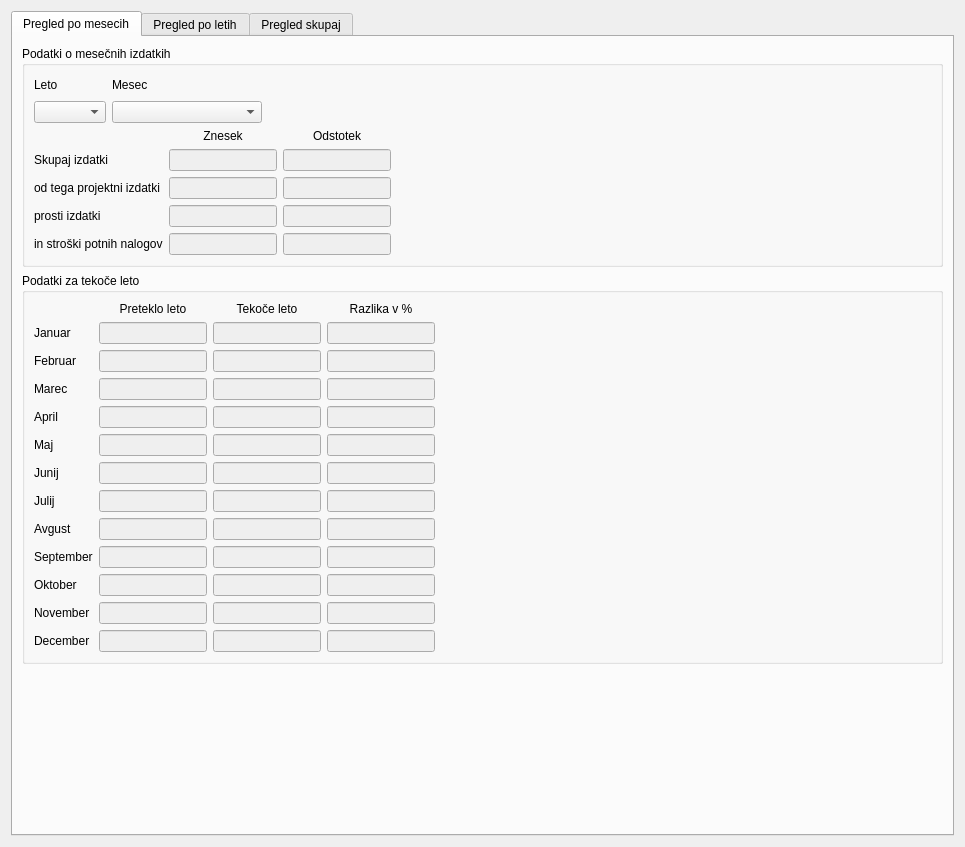
This is wid_izdatki.ui in bubi-luka/BubiRacun as Qt 5 draws it before an edit. The edited form follows.
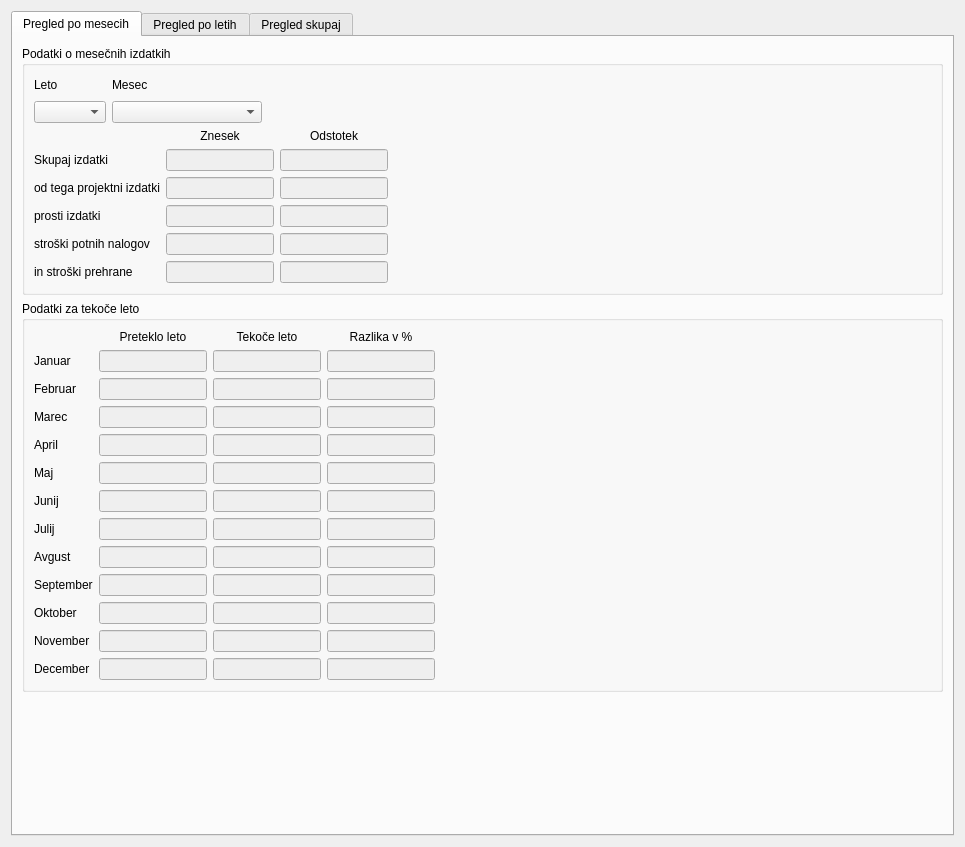
This is the edited form.

Commit message:
Merge branch 'feature/stroski-prehrane' into develop
Nova funkcija, ki belezi stroske prehrane, ki vplivajo na samo poslovanje.

# Please enter a commit message to explain why this merge is necessary,
# especially if it merges an updated upstream into a topic branch.
#
# Lines starting with '#' will be ignored, and an empty message aborts
# the commit.

What changed in the file:
```diff
--- a/wid_izdatki.ui
+++ b/wid_izdatki.ui
@@ -237,7 +237,40 @@
             <item row="4" column="0">
              <widget class="QLabel" name="label_23">
               <property name="text">
-               <string>in stroški potnih nalogov</string>
+               <string>stroški potnih nalogov</string>
+              </property>
+             </widget>
+            </item>
+            <item row="5" column="0">
+             <widget class="QLabel" name="label_37">
+              <property name="text">
+               <string>in stroški prehrane</string>
+              </property>
+             </widget>
+            </item>
+            <item row="5" column="1">
+             <widget class="QLineEdit" name="txt_prehrana_znesek">
+              <property name="enabled">
+               <bool>false</bool>
+              </property>
+              <property name="sizePolicy">
+               <sizepolicy hsizetype="Fixed" vsizetype="Fixed">
+                <horstretch>0</horstretch>
+                <verstretch>0</verstretch>
+               </sizepolicy>
+              </property>
+             </widget>
+            </item>
+            <item row="5" column="2">
+             <widget class="QLineEdit" name="txt_prehrana_odstotek">
+              <property name="enabled">
+               <bool>false</bool>
+              </property>
+              <property name="sizePolicy">
+               <sizepolicy hsizetype="Fixed" vsizetype="Fixed">
+                <horstretch>0</horstretch>
+                <verstretch>0</verstretch>
+               </sizepolicy>
               </property>
              </widget>
             </item>
```
Left out of the diff: 61 changed lines with no effect on the pictures. The commit also changes 18 other files.
